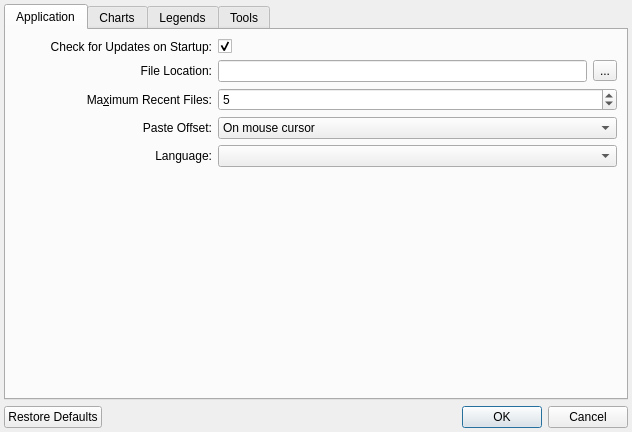
First picture: the form in src/settings.ui, repository FamousMonsterr/CrochetCharts, before the edit.
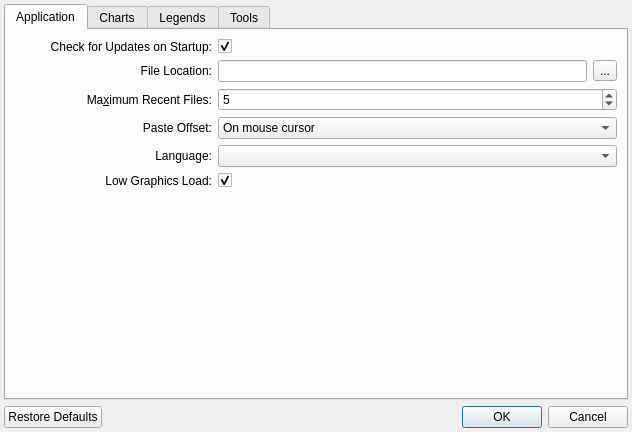
Second picture: the form after the edit. The open tabs and pages were chosen to show the change.

Commit message: Add granny square guide and low graphics mode

The edit to the form file:
```diff
--- a/src/settings.ui
+++ b/src/settings.ui
@@ -90,7 +90,36 @@
        <item row="4" column="1" colspan="2">
         <widget class="QComboBox" name="uiLanguage"/>
        </item>
-       <item row="5" column="0" colspan="2">
+       <item row="5" column="0">
+        <widget class="QLabel" name="label_41">
+         <property name="toolTip">
+          <string>Use lighter scene rendering and faster image transforms. Recommended for older Macs.</string>
+         </property>
+         <property name="text">
+          <string>Low Graphics Load:</string>
+         </property>
+         <property name="alignment">
+          <set>Qt::AlignRight|Qt::AlignTrailing|Qt::AlignVCenter</set>
+         </property>
+         <property name="buddy">
+          <cstring>lowGraphicsMode</cstring>
+         </property>
+        </widget>
+       </item>
+       <item row="5" column="1">
+        <widget class="QCheckBox" name="lowGraphicsMode">
+         <property name="toolTip">
+          <string>Use lighter scene rendering and faster image transforms. Recommended for older Macs.</string>
+         </property>
+         <property name="text">
+          <string/>
+         </property>
+         <property name="checked">
+          <bool>true</bool>
+         </property>
+        </widget>
+       </item>
+       <item row="6" column="0" colspan="2">
         <spacer name="verticalSpacer">
          <property name="orientation">
           <enum>Qt::Vertical</enum>
```
The commit also changes 9 other files.
